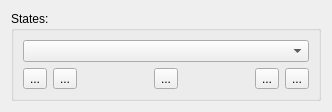
Before: the Qt Designer form Editor/src/Items/IWidget.ui in GameOverture/HarmonyEngine, drawn with Qt 5.
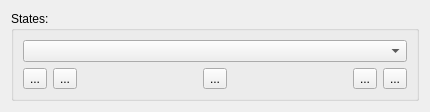
After: the same form once the commit is applied. Icons and pictures are not drawn.

Patch:
```diff
--- a/Editor/src/Items/IWidget.ui
+++ b/Editor/src/Items/IWidget.ui
@@ -6,8 +6,8 @@
    <rect>
     <x>0</x>
     <y>0</y>
-    <width>332</width>
-    <height>101</height>
+    <width>430</width>
+    <height>99</height>
    </rect>
   </property>
   <property name="windowTitle">
@@ -15,8 +15,6 @@
   </property>
   <layout class="QVBoxLayout" name="verticalLayout">
    <item>
-    <layout class="QVBoxLayout" name="statesVerticalLayout">
-     <item>
       <widget class="QGroupBox" name="groupBox">
        <property name="title">
         <string>States:</string>
@@ -102,8 +100,6 @@
         </item>
        </layout>
       </widget>
-     </item>
-    </layout>
    </item>
   </layout>
   <action name="actionRenameState">
```
Lines whose indentation alone changed are shown as unchanged.
